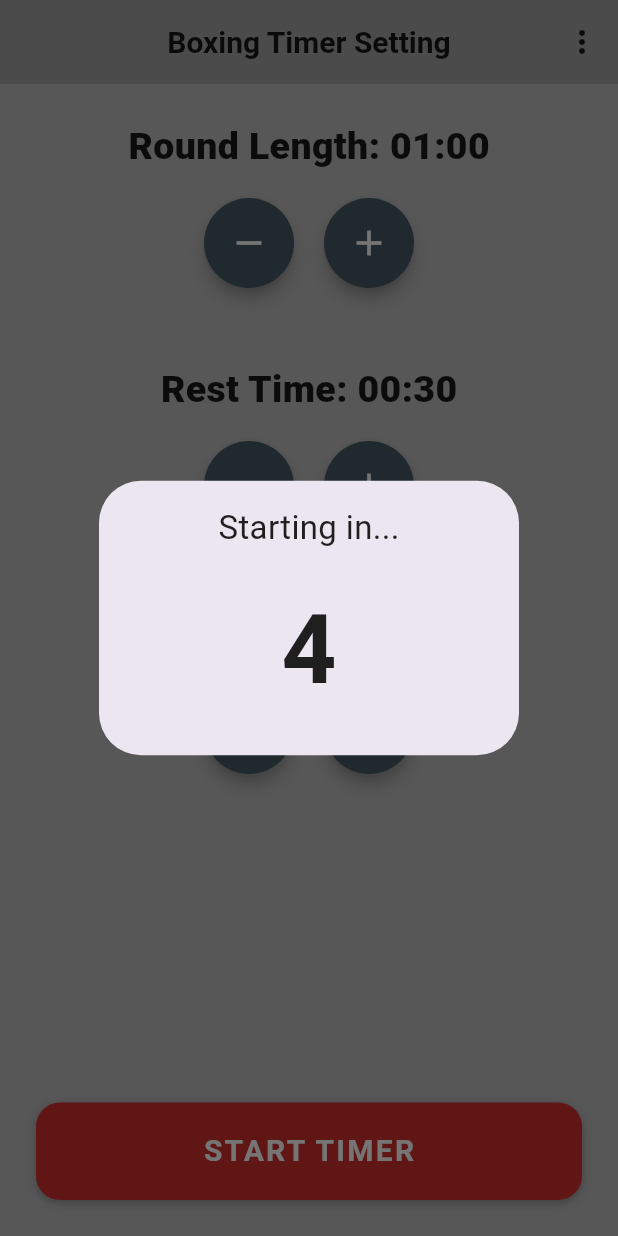
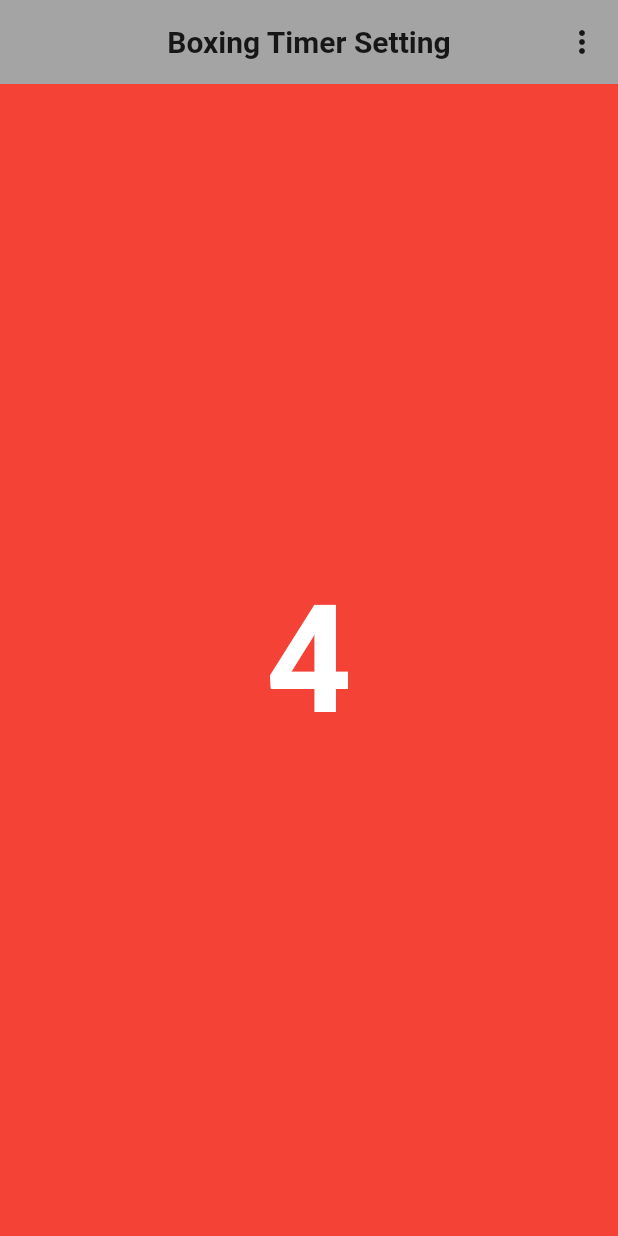
Before and after one commit to qafromla/boxin_app_2.0, a Flutter app: the screen it shows after launch, after a tap on the "remove" icon, after a tap on the "add" icon, after a tap on "START TIMER", on a phone screen of 412 x 824 dp. Run offline on Flutter 3.47's test engine with Material 3 defaults, Android fonts, the phone set to English and light mode, and no system bars; our stand-ins replace audioplayers, shared_preferences, wakelock_plus.

Commit message:
added new countdownOverlay

```diff
--- a/lib/screens/setting_screen.dart
+++ b/lib/screens/setting_screen.dart
@@ -1,7 +1,8 @@
+import 'package:boxing_app/widgets/countdown_overlay.dart';
 import 'package:flutter/material.dart';
 import 'package:boxing_app/widgets/icon_buttons.dart';
 import 'package:boxing_app/widgets/bottom_button.dart';
-import 'package:boxing_app/widgets/countdown_launcher.dart';
+import 'package:boxing_app/screens/timer_sreen.dart';
 import '../main.dart'; // Import the themeNotifier
 import 'package:boxing_app/screens/traing_history_screen.dart';
 
@@ -11,6 +12,7 @@ class SettingScreen extends StatefulWidget {
 }
 
 class _SettingScreenState extends State<SettingScreen> {
+  bool _showCoundown = false;
   int _roundLength = 60;
 
   int _restTime = 30;
@@ -140,7 +142,9 @@ class _SettingScreenState extends State<SettingScreen> {
           ),
         ],
       ),
-      body: Padding(
+      body: Stack(
+        children: [
+          Padding(
             padding: const EdgeInsets.all(24.0),
             child: Column(
               children: [
@@ -179,7 +183,10 @@ class _SettingScreenState extends State<SettingScreen> {
                       onPressed: _decrementRestTime,
                     ),
                     SizedBox(width: 20.0),
-                RoundIconButton(icon: Icons.add, onPressed: _incrementRestTime),
+                    RoundIconButton(
+                      icon: Icons.add,
+                      onPressed: _incrementRestTime,
+                    ),
                   ],
                 ),
                 SizedBox(height: 50),
@@ -197,7 +204,10 @@ class _SettingScreenState extends State<SettingScreen> {
                       onPressed: _decrementRounds,
                     ),
                     SizedBox(width: 20.0),
-                RoundIconButton(icon: Icons.add, onPressed: _incrementRounds),
+                    RoundIconButton(
+                      icon: Icons.add,
+                      onPressed: _incrementRounds,
+                    ),
                   ],
                 ),
                 SizedBox(height: 50),
@@ -205,16 +215,35 @@ class _SettingScreenState extends State<SettingScreen> {
                 Spacer(),
                 BottomButton(
                   bottomTitle: 'Start timer',
-              onTap:
-                  () => launchCountdownAndNavigate(
-                    context: context,
+                  onTap: () {
+                    setState(() {
+                      _showCoundown = true;
+                    });
+                  },
+                ),
+              ],
+            ),
+          ),
+          if (_showCoundown)
+            CountdownOverlay(
+              onCountdownComplete: () {
+                setState(() {
+                  _showCoundown = false;
+                });
+                Navigator.push(
+                  context,
+                  MaterialPageRoute(
+                    builder:
+                        (context) => TimerScreen(
                           roundLength: _roundLength,
                           restTime: _restTime,
                           rounds: _rounds,
                         ),
                   ),
+                );
+              },
+            ),
         ],
-        ),
       ),
     );
   }
--- /dev/null
+++ b/lib/widgets/countdown_overlay.dart
@@ -0,0 +1,63 @@
+import 'dart:async';
+import 'package:flutter/material.dart';
+import '../utilities/sound_player.dart';
+
+class CountdownOverlay extends StatefulWidget {
+  final VoidCallback onCountdownComplete;
+
+  const CountdownOverlay({required this.onCountdownComplete, super.key});
+
+  @override
+  _CountdownOverlayState createState() => _CountdownOverlayState();
+}
+
+class _CountdownOverlayState extends State<CountdownOverlay> {
+  int _currentCount = 5;
+  Color _bgColor = Colors.red;
+
+  @override
+  void initState() {
+    super.initState();
+    _startCountdown();
+  }
+
+  void _startCountdown() {
+    Timer.periodic(const Duration(seconds: 1), (timer) {
+      if (_currentCount > 1) {
+        SoundPlayer.playBeepSound();
+        setState(() {
+          _currentCount--;
+        });
+      } else {
+        timer.cancel();
+        setState(() {
+          _bgColor = Colors.green;
+          _currentCount = 0;
+        });
+
+        SoundPlayer.playRoundStartSound();
+
+        Future.delayed(const Duration(milliseconds: 600), () {
+          widget.onCountdownComplete();
+        });
+      }
+    });
+  }
+
+  @override
+  Widget build(BuildContext context) {
+    return Container(
+      color: _bgColor,
+      child: Center(
+        child: Text(
+          _currentCount > 0 ? '$_currentCount' : 'Go!',
+          style: const TextStyle(
+            fontSize: 100,
+            fontWeight: FontWeight.bold,
+            color: Colors.white,
+          ),
+        ),
+      ),
+    );
+  }
+}
```
Lines whose indentation alone changed are shown as unchanged.
